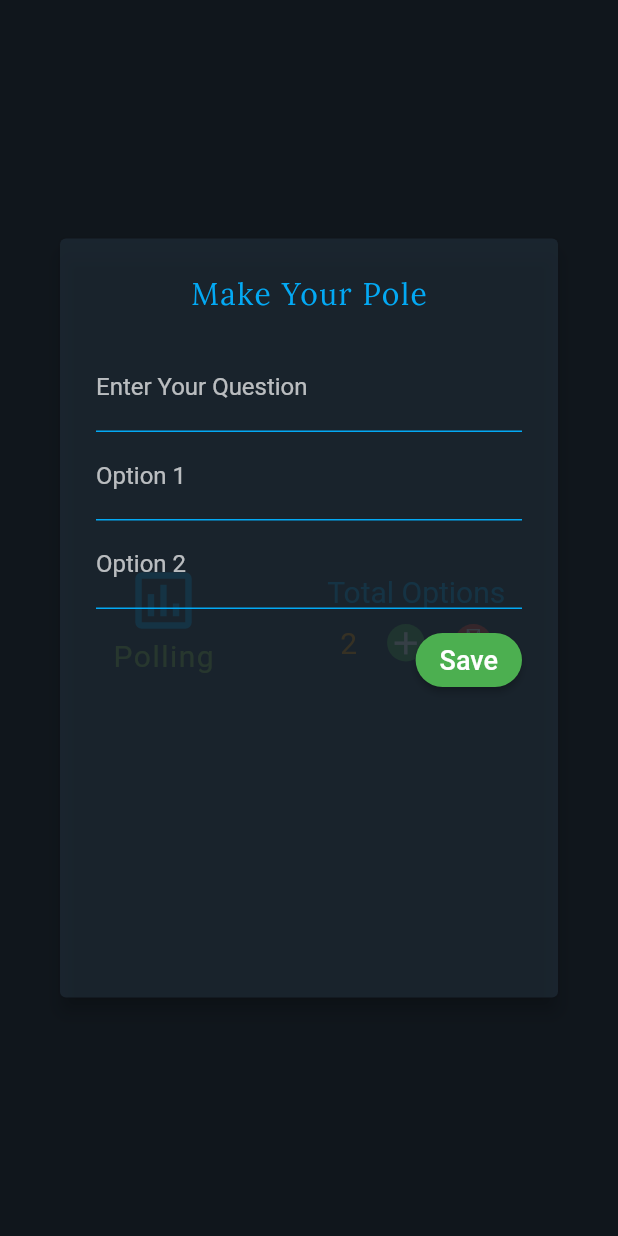
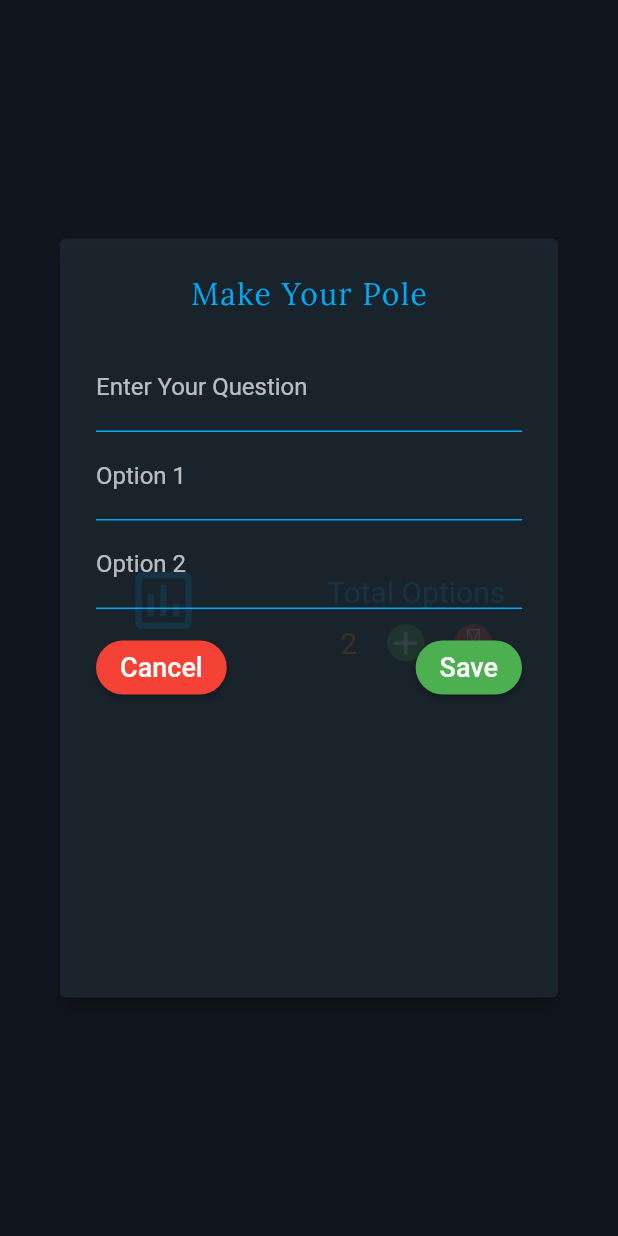
Before and after one commit to SamarpanCoder2002/Generation, a Flutter app: the PollMaker screen opened directly, after a tap on "Polling", on a phone screen of 412 x 824 dp. Run offline on Flutter 3.47's test engine with Material 2 defaults, Android fonts, the phone set to English and light mode, and no system bars; our stand-ins replace cloud_firestore, dio, file_picker, firebase_auth, firebase_core, firebase_messaging and 19 more; missing offline and left inert: circle_list, emoji_picker, flutter_autolink_text, flutter_sound, pdf_viewer_plugin, polls and 2 more; accounts and stored records are empty; statements that could not run were skipped.

Commit message:
Activity Polling Options now added in FireStore

```diff
--- a/lib/FrontEnd/Activity/activity_multiple_options.dart
+++ b/lib/FrontEnd/Activity/activity_multiple_options.dart
@@ -2,6 +2,7 @@ import 'package:flutter/material.dart';
 import 'package:flutter/cupertino.dart';
 import 'package:flutter_icons/flutter_icons.dart';
 import 'package:fluttertoast/fluttertoast.dart';
+import 'package:generation_official/BackendAndDatabaseManager/firebase_services/firestore_management.dart';
 import 'package:generation_official/BackendAndDatabaseManager/general_services/toast_message_manage.dart';
 
 // ignore: must_be_immutable
@@ -18,6 +19,8 @@ class _PollMakerState extends State<PollMaker> {
   FToast _fToast = FToast();
 
   final GlobalKey<FormState> _pollFormKey = GlobalKey<FormState>();
+
+  final Management _management = Management();
 
   @override
   void initState() {
@@ -204,33 +207,14 @@ class _PollMakerState extends State<PollMaker> {
                                       _textEditingController[i],
                                   index: i),
                         SizedBox(
-                          height: 10.0,
+                          height: 15.0,
                         ),
-                        Align(
-                          alignment: Alignment.centerRight,
-                          child: ElevatedButton(
-                            style: ElevatedButton.styleFrom(
-                                primary: Colors.green,
-                                shape: RoundedRectangleBorder(
-                                  borderRadius: BorderRadius.circular(50.0),
-                                )),
-                            child: Text(
-                              "Save",
-                              style: TextStyle(
-                                  fontSize: 18.0, color: Colors.white),
-                            ),
-                            onPressed: () async {
-                              if (this._pollFormKey.currentState.validate()) {
-                                print('Validate');
-                                _textEditingController.forEach((element) {
-                                  print(
-                                      '\n${_textEditingController.indexOf(element)}: ${element.text}');
-                                });
-
-                                Navigator.pop(context);
-                              }
-                            },
-                          ),
+                        Row(
+                          mainAxisAlignment: MainAxisAlignment.spaceBetween,
+                          children: [
+                            _pollingAlertDialogButtons(buttonName: 'Cancel'),
+                            _pollingAlertDialogButtons(buttonName: 'Save'),
+                          ],
                         )
                       ],
                     ),
@@ -238,6 +222,55 @@ class _PollMakerState extends State<PollMaker> {
                 ),
               ),
             ));
+  }
+
+  Widget _pollingAlertDialogButtons({@required String buttonName}) {
+    return ElevatedButton(
+      style: ElevatedButton.styleFrom(
+          primary: buttonName == 'Save' ? Colors.green : Colors.red,
+          shape: RoundedRectangleBorder(
+            borderRadius: BorderRadius.circular(50.0),
+          )),
+      child: Text(
+        buttonName,
+        style: TextStyle(fontSize: 18.0, color: Colors.white),
+      ),
+      onPressed: () async {
+        if (buttonName != 'Save') {
+          _textEditingController.forEach((element) {
+            element.clear();
+          });
+        } else {
+          if (this._pollFormKey.currentState.validate()) {
+            print('Validate');
+
+            final Map<String, dynamic> _pollMap = Map<String, dynamic>();
+
+            _textEditingController.forEach((pollElement) {
+              if (_textEditingController.indexOf(pollElement) == 0) {
+                _pollMap.addAll({
+                  'question': pollElement.text,
+                });
+              } else {
+                _pollMap.addAll({
+                  pollElement.text: '0',
+                });
+              }
+
+              pollElement.clear();
+            });
+
+            print('PollMap is: $_pollMap');
+
+            String id = await _management.addPollingToFireStore(_pollMap);
+
+            if (id != null) print('Document Id: $id');
+
+            Navigator.pop(context);
+          }
+        }
+      },
+    );
   }
 
   Widget answersSection(
```
Also changed, not shown: lib/BackendAndDatabaseManager/firebase_services/firestore_management.dart (+13 -2 lines).
